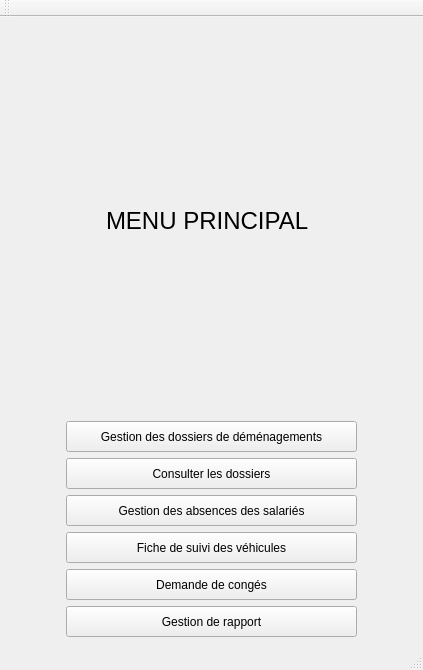
First picture: the form in programmeQT/projetDEMGUIV/mainwindow.ui, repository Alex-Bumblebee/ProjetDEMGUIV, before the edit.
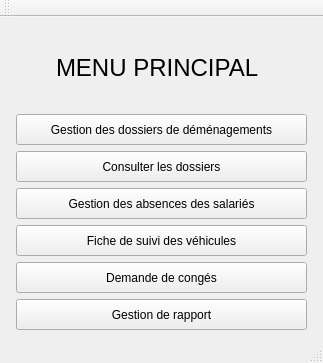
Second picture: the form after the edit.

Diff of the .ui file:
```diff
--- a/programmeQT/projetDEMGUIV/mainwindow.ui
+++ b/programmeQT/projetDEMGUIV/mainwindow.ui
@@ -6,8 +6,8 @@
    <rect>
     <x>0</x>
     <y>0</y>
-    <width>423</width>
-    <height>670</height>
+    <width>323</width>
+    <height>363</height>
    </rect>
   </property>
   <property name="windowTitle">
```
Left out of the diff: 2 changed lines with no effect on the pictures.
